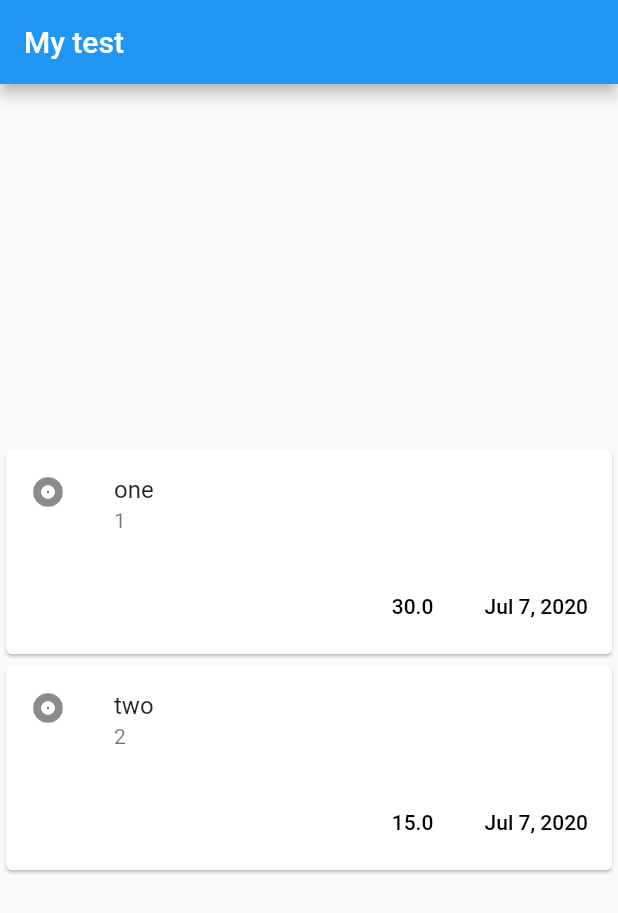
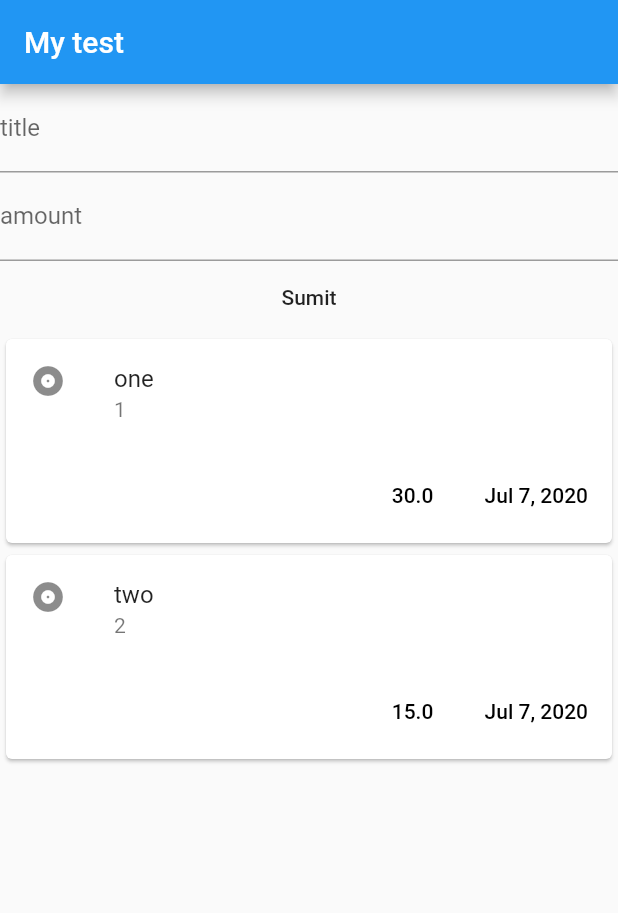
Before and after one commit to Playground-spk/start-dart, a Flutter app: the screen it shows after launch, on a phone screen of 412 x 824 dp. Shown: the top 913 px of the screen. Run offline on Flutter 3.47's test engine with Material 2 defaults, Android fonts, the phone set to English and light mode, and no system bars.

Commit message:
lesson singleChildScrollView TexrField-with-controller var-TextEdittingController

```diff
--- a/Flutter/lab1/lib/main.dart
+++ b/Flutter/lab1/lib/main.dart
@@ -14,6 +14,9 @@ class MyApp extends StatelessWidget {
 }
 
 class MyHomePage extends StatelessWidget {
+  var amountcontroller = TextEditingController();
+  var titlecontroller;
+
   final List<Transaction> transactions = [
     Transaction(id: '1', title: 'one', amount: 30, date: DateTime.now()),
     Transaction(id: '2', title: 'two', amount: 15, date: DateTime.now())
@@ -23,9 +26,20 @@ class MyHomePage extends StatelessWidget {
         appBar: AppBar(
           title: Text('My test'),
         ),
-        body: Column(
-            mainAxisAlignment: MainAxisAlignment.center,
-            children: transactions.map((e) {
+        body: SingleChildScrollView(
+          child: Column(mainAxisAlignment: MainAxisAlignment.center, children: [
+            TextField(
+              decoration: InputDecoration(labelText: 'title'),
+              controller: titlecontroller,
+            ),
+            TextField(
+              decoration: InputDecoration(labelText: 'amount'),
+              controller: amountcontroller,
+            ),
+            FlatButton(
+                onPressed: () => {print(amountcontroller.text)},
+                child: Text('Sumit')),
+            ...transactions.map((e) {
               return Card(
                 child: Column(
                   mainAxisSize: MainAxisSize.min,
@@ -50,6 +64,8 @@ class MyHomePage extends StatelessWidget {
                   ],
                 ),
               );
-            }).toList()));
+            }).toList()
+          ]),
+        ));
   }
 }
```
